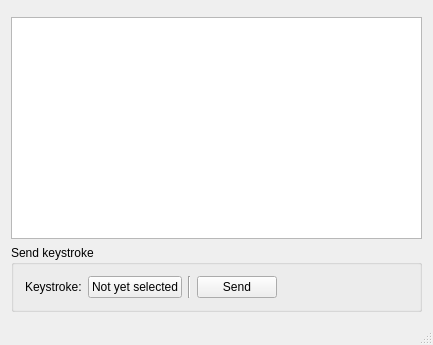
First picture: the form in client/mainwindow.ui, repository sebastiano-barrera/progetto-PDS, before the edit.
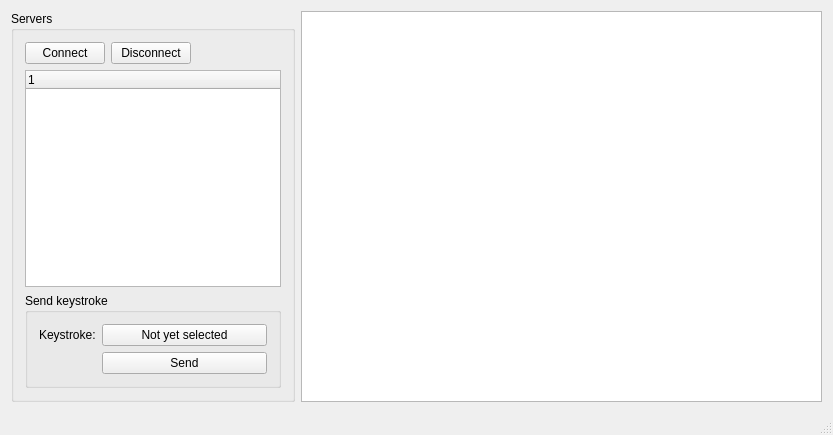
Second picture: the form after the edit. Custom widgets are drawn as their Qt base class.

The edit to the form file:
```diff
--- a/client/mainwindow.ui
+++ b/client/mainwindow.ui
@@ -6,23 +6,71 @@
    <rect>
     <x>0</x>
     <y>0</y>
-    <width>433</width>
-    <height>345</height>
+    <width>833</width>
+    <height>435</height>
    </rect>
   </property>
   <property name="windowTitle">
    <string>MainWindow</string>
   </property>
   <widget class="QWidget" name="centralWidget">
+   <layout class="QHBoxLayout" name="horizontalLayout">
+    <item>
+     <widget class="QGroupBox" name="groupBox_2">
+      <property name="sizePolicy">
+       <sizepolicy hsizetype="Fixed" vsizetype="Preferred">
+        <horstretch>0</horstretch>
+        <verstretch>0</verstretch>
+       </sizepolicy>
+      </property>
+      <property name="title">
+       <string>Servers</string>
+      </property>
    <layout class="QVBoxLayout" name="verticalLayout">
     <item>
-     <widget class="ConnectionWidget" name="connectBar" native="true"/>
+        <layout class="QHBoxLayout" name="horizontalLayout_2">
+         <item>
+          <widget class="QPushButton" name="btnConnect">
+           <property name="text">
+            <string>Connect</string>
+           </property>
+          </widget>
     </item>
     <item>
-     <widget class="QTreeView" name="appListView">
-      <property name="sortingEnabled">
-       <bool>true</bool>
-      </property>
+          <widget class="QPushButton" name="btnDisconnect">
+           <property name="text">
+            <string>Disconnect</string>
+           </property>
+          </widget>
+         </item>
+         <item>
+          <spacer name="horizontalSpacer">
+           <property name="orientation">
+            <enum>Qt::Horizontal</enum>
+           </property>
+           <property name="sizeHint" stdset="0">
+            <size>
+             <width>28</width>
+             <height>20</height>
+            </size>
+           </property>
+          </spacer>
+         </item>
+        </layout>
+       </item>
+       <item>
+        <widget class="QTreeWidget" name="serversTreeView">
+         <property name="sizePolicy">
+          <sizepolicy hsizetype="Fixed" vsizetype="Expanding">
+           <horstretch>0</horstretch>
+           <verstretch>0</verstretch>
+          </sizepolicy>
+         </property>
+         <column>
+          <property name="text">
+           <string notr="true">1</string>
+          </property>
+         </column>
      </widget>
     </item>
     <item>
@@ -30,49 +78,39 @@
       <property name="title">
        <string>Send keystroke</string>
       </property>
-      <layout class="QHBoxLayout" name="horizontalLayout">
-       <item>
+         <layout class="QFormLayout" name="formLayout">
+          <item row="0" column="0">
         <widget class="QLabel" name="label">
          <property name="text">
           <string>Keystroke:</string>
          </property>
         </widget>
        </item>
-       <item>
+          <item row="0" column="1">
         <widget class="KeystrokeSelector" name="keySelector">
          <property name="text">
           <string>Not yet selected</string>
          </property>
         </widget>
        </item>
-       <item>
-        <widget class="Line" name="line">
-         <property name="orientation">
-          <enum>Qt::Vertical</enum>
-         </property>
-        </widget>
-       </item>
-       <item>
+          <item row="1" column="1">
         <widget class="QPushButton" name="btnSend">
          <property name="text">
           <string>Send</string>
          </property>
         </widget>
        </item>
+         </layout>
+        </widget>
+       </item>
+      </layout>
+     </widget>
+    </item>
        <item>
-        <spacer name="horizontalSpacer_2">
-         <property name="orientation">
-          <enum>Qt::Horizontal</enum>
-         </property>
-         <property name="sizeHint" stdset="0">
-          <size>
-           <width>40</width>
-           <height>20</height>
-          </size>
-         </property>
-        </spacer>
-       </item>
-      </layout>
+     <widget class="QTreeView" name="appListView">
+      <property name="sortingEnabled">
+       <bool>true</bool>
+      </property>
      </widget>
     </item>
    </layout>
@@ -91,12 +129,6 @@
  </widget>
  <layoutdefault spacing="6" margin="11"/>
  <customwidgets>
-  <customwidget>
-   <class>ConnectionWidget</class>
-   <extends>QWidget</extends>
-   <header location="global">connectionwidget.h</header>
-   <container>1</container>
-  </customwidget>
   <customwidget>
    <class>KeystrokeSelector</class>
    <extends>QPushButton</extends>
```
Left out of the diff: 4 changed lines with no effect on the pictures. Lines whose indentation alone changed are shown as unchanged.
